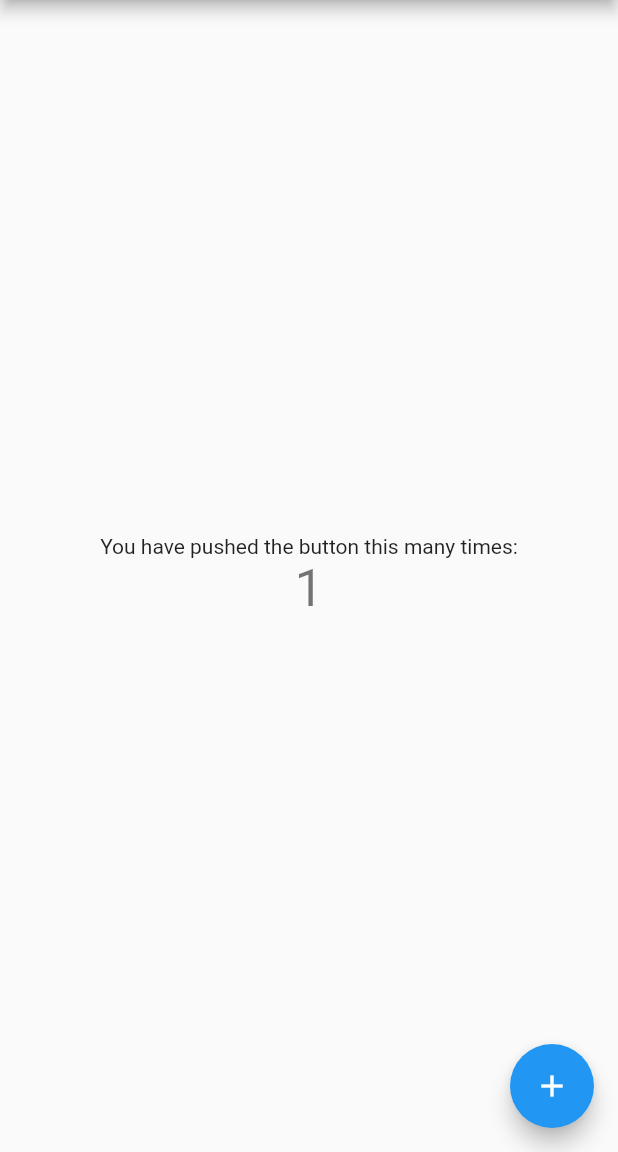
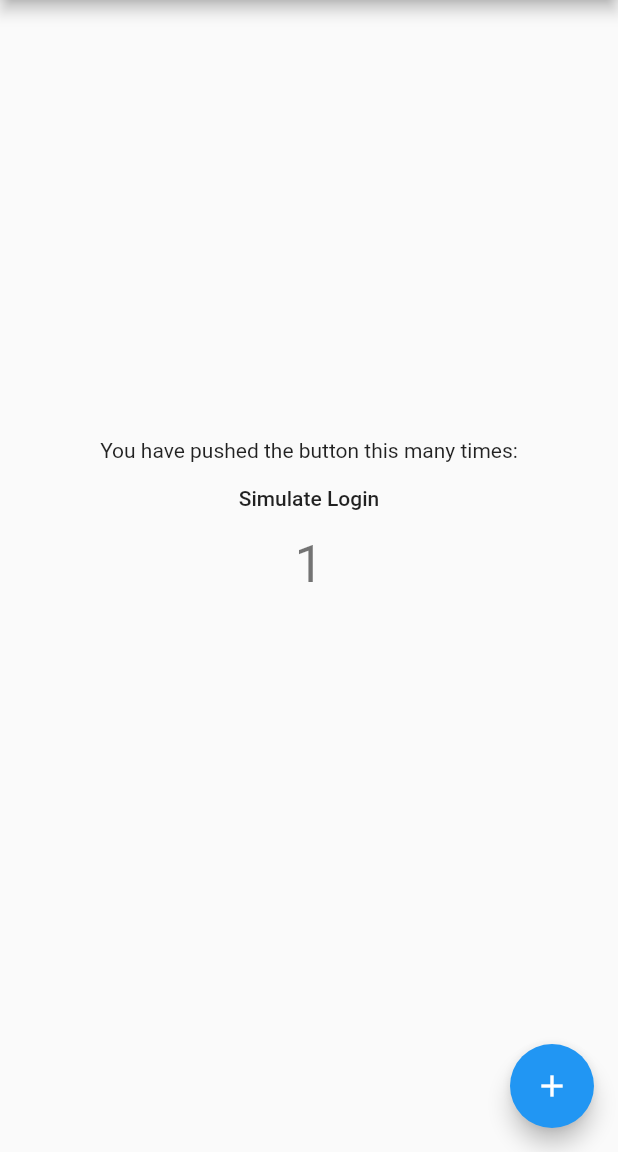
Before and after one commit to Olunuga/flutter_redux, a Flutter app: the screen it shows after launch, after a tap on the "add" icon, on a phone screen of 412 x 824 dp, the part 84-1236 px from its top. Run offline on Flutter 3.47's test engine with Material 2 defaults, Android fonts, the phone set to English and light mode, and no system bars; our stand-ins replace flutter_redux, redux.

Commit message:
Added middleware to handle resource (api, local & storage)

```diff
--- /dev/null
+++ b/lib/Config/networkConfig.dart
@@ -0,0 +1,4 @@
+const String baseUrl = "www.me.com";
+const String loginPath = "/login";
+
+class Config {}
--- a/lib/Redux/AuthenticationRdx/AuthActions.dart
+++ b/lib/Redux/AuthenticationRdx/AuthActions.dart
@@ -1,16 +1,40 @@
 import 'package:flutter_redux_app/Redux/AppRdx.dart';
 import 'package:flutter/foundation.dart';
+import 'package:flutter_redux_app/Resources/Api/Response.dart';
 
 abstract class AuthAction extends AppAction {}
 
+///*********   Login ****************
 class LoginAction extends AuthAction {
   final Map data;
   LoginAction({@required this.data});
 }
 
+class LoginSuccessfulAction extends AuthAction {
+  final Response response;
+  LoginSuccessfulAction({@required this.response});
+}
+
+class LoginFailedAction extends AuthAction {
+  final Response response;
+  LoginFailedAction({@required this.response});
+}
+
+class LoginLoadingAction extends AuthAction {
+  final bool condition;
+  LoginLoadingAction({this.condition});
+}
+//*********  End  ****************//
+
+///********** Logout ****************
 class LogoutAction extends AuthAction {}
 
 class RegisterAction extends AuthAction {
   final Map data;
   RegisterAction({@required this.data});
 }
+//*********  End  ****************//
+
+///********* Register Action ****************
+
+//********* end ****************//
--- /dev/null
+++ b/lib/Redux/AuthenticationRdx/AuthMiddleware.dart
@@ -0,0 +1,38 @@
+import 'dart:async';
+import 'package:flutter/foundation.dart';
+import 'package:flutter_redux_app/Redux/AppRdx.dart';
+import 'package:flutter_redux_app/Redux/AuthenticationRdx/AuthActions.dart';
+import 'package:flutter_redux_app/Resources/Api/AuthApi.dart';
+import 'package:redux/redux.dart';
+
+class AuthMiddleware {
+  Store<AppState> store;
+  AuthAction action;
+  AuthApi authApi;
+  AuthMiddleware({this.store, this.action, @required this.authApi});
+
+  call() {
+    if (action is LoginAction) {
+      print("handling login action");
+
+      store.dispatch(LoginLoadingAction(condition: true));
+      new Timer(new Duration(milliseconds: 2000), () {
+        LoginAction loginAction = action as LoginAction;
+        authApi.login(loginAction.data).then((response) {
+          print("Login passed with success message: ${response.data}");
+          //Todo save login data to appState if temp login/ userDefaults if
+          // always login.
+          store.dispatch(LoginLoadingAction(condition: false));
+          store.dispatch(LoginSuccessfulAction(response: response));
+        }).catchError((error) {
+          print("Login api should fail api ha ha ha! with error: $error");
+          store.dispatch(LoginLoadingAction(condition: false));
+          store.dispatch(LoginFailedAction(response: error));
+        });
+      });
+    }
+    if (action is LogoutAction) {
+      //Clear local data.
+    }
+  }
+}
--- a/lib/Redux/AuthenticationRdx/AuthReducers.dart
+++ b/lib/Redux/AuthenticationRdx/AuthReducers.dart
@@ -3,7 +3,9 @@ import 'package:flutter_redux_app/Redux/AuthenticationRdx/AuthState.dart';
 import 'package:redux/redux.dart';
 
 Reducer<AuthState> authReducer = combineReducers<AuthState>([
-  new TypedReducer<AuthState, LoginAction>(loginReducer),
+  //new TypedReducer<AuthState, LoginAction>(loginReducer), //Todo: this is
+  // being handled by the middleware;
+  new TypedReducer<AuthState, LoginLoadingAction>(loginLoadingReducer),
   new TypedReducer<AuthState, LogoutAction>(logoutReducer),
   new TypedReducer<AuthState, RegisterAction>(registerReducer),
 ]);
@@ -13,6 +15,10 @@ AuthState loginReducer(AuthState appState, LoginAction action) {
   return AuthState.authenticated();
 }
 
+AuthState loginLoadingReducer(AuthState appState, LoginLoadingAction action) {
+  return AuthState.loginLoading(action.condition);
+}
+
 AuthState logoutReducer(AuthState appState, LogoutAction action) {
   return AuthState.initial();
 }
--- a/lib/Redux/AuthenticationRdx/AuthState.dart
+++ b/lib/Redux/AuthenticationRdx/AuthState.dart
@@ -1,6 +1,7 @@
 class AuthState {
   final bool hasError; //todo: create an error class;
   final bool isLoading;
+  final bool loginLoading;
   final bool authenticated;
   final dynamic result; //todo create a result class;
 
@@ -8,10 +9,13 @@ class AuthState {
       {this.hasError = false,
       this.isLoading = false,
       this.authenticated = false,
+      this.loginLoading = false,
       this.result = 0});
 
   factory AuthState.initial() => AuthState(authenticated: false);
   factory AuthState.loading() => AuthState(isLoading: true);
   factory AuthState.error() => AuthState(hasError: true);
   factory AuthState.authenticated() => AuthState(authenticated: true);
+  factory AuthState.loginLoading(bool condition) =>
+      AuthState(loginLoading: condition);
 }
--- /dev/null
+++ b/lib/Redux/ResourceMiddleware.dart
@@ -0,0 +1,33 @@
+import 'dart:async';
+import 'package:async/async.dart';
+import 'package:flutter_redux_app/Redux/AuthenticationRdx/AuthActions.dart';
+import 'package:flutter_redux_app/Redux/AuthenticationRdx/AuthMiddleware.dart';
+import 'package:flutter_redux_app/Redux/MovieRdx/MovieActions.dart';
+import 'package:flutter_redux_app/Resources/Api/ApiManager.dart';
+import 'package:redux/redux.dart';
+import 'package:flutter_redux_app/Redux/AppRdx.dart';
+
+class ResourceMiddleware implements MiddlewareClass<AppState> {
+  ResourceMiddleware({this.apiManager});
+  final ApiManager apiManager;
+
+  CancelableOperation<Store<AppState>> _operation;
+
+  @override
+  void call(Store<AppState> store, action, NextDispatcher next) {
+    // TODO: implement call
+
+    print("Middleware call");
+    if (action is AuthAction) {
+      print("Auth action intercepted call");
+      AuthMiddleware(store: store, action: action, authApi: apiManager.authApi)
+          .call();
+    }
+    if (action is MovieAction) {
+      var movieMiddleware = MovieMiddleware();
+    }
+    next(action);
+  }
+}
+
+class MovieMiddleware {}
--- /dev/null
+++ b/lib/Resources/Api/ApiManager.dart
@@ -0,0 +1,8 @@
+import 'package:flutter_redux_app/Resources/Api/AuthApi.dart';
+import 'package:flutter_redux_app/Resources/Api/MovieApi.dart';
+
+class ApiManager {
+  final AuthApi authApi;
+  final MovieApi movieApi;
+  ApiManager(this.authApi, this.movieApi);
+}
--- /dev/null
+++ b/lib/Resources/Api/AuthApi.dart
@@ -0,0 +1,21 @@
+import 'dart:async';
+
+import 'package:flutter_redux_app/Config/networkConfig.dart';
+import 'package:flutter_redux_app/Resources/Api/Response.dart';
+
+class AuthApi {
+  Future<Response> login(Map data) async {
+    String url = "$baseUrl$loginPath)";
+    print("Login paramter-> $data");
+    print("Login url-> $url");
+
+    //network.call(url,params, callback);
+    print("Calling login api ha ha ha!");
+    Response response = Response(data: {"ErrorMsg": "Network error"}); //await
+    // network
+    // .call(url,
+    // params,
+    // callback);
+    return response;
+  }
+}
--- /dev/null
+++ b/lib/Resources/Api/MovieApi.dart
@@ -0,0 +1 @@
+class MovieApi {}
--- /dev/null
+++ b/lib/Resources/Api/Response.dart
@@ -0,0 +1,4 @@
+class Response {
+  final Map data;
+  Response({this.data});
+}
--- a/lib/main.dart
+++ b/lib/main.dart
@@ -1,6 +1,11 @@
 import 'package:flutter/material.dart';
 import 'package:flutter_redux/flutter_redux.dart';
+import 'package:flutter_redux_app/Redux/AuthenticationRdx/AuthActions.dart';
+import 'package:flutter_redux_app/Redux/ResourceMiddleware.dart';
 import 'package:flutter_redux_app/Redux/CounterRdx/CounterActions.dart';
+import 'package:flutter_redux_app/Resources/Api/ApiManager.dart';
+import 'package:flutter_redux_app/Resources/Api/AuthApi.dart';
+import 'package:flutter_redux_app/Resources/Api/MovieApi.dart';
 import 'package:redux/redux.dart';
 import 'package:flutter_redux_app/Redux/AppRdx.dart';
 
@@ -9,12 +14,15 @@ void main() => runApp(MyApp());
 class MyApp extends StatelessWidget {
   // This widget is the root of your application.
 
-  final Store<AppState> store =
-      new Store(appReducer, initialState: new AppState.initial());
+  final Store<AppState> store = new Store(appReducer,
+      initialState: new AppState.initial(),
+      middleware: [
+        ResourceMiddleware(apiManager: ApiManager(AuthApi(), MovieApi()))
+      ]);
 
   @override
   Widget build(BuildContext context) {
-    return StoreProvider(
+    return StoreProvider<AppState>(
         store: store,
         child: MaterialApp(
           debugShowCheckedModeBanner: false,
@@ -60,6 +68,13 @@ class _MyHomePageState extends State<MyHomePage> {
             Text(
               'You have pushed the button this many times:',
             ),
+            FlatButton(
+              child: Text("Simulate Login"),
+              onPressed: () {
+                widget.store
+                    .dispatch(LoginAction(data: {"username": "mayowa"}));
+              },
+            ),
             StoreConnector<AppState, int>(
               converter: (store) => store.state.counterState.count,
               builder: (context, count) {
@@ -68,7 +83,17 @@ class _MyHomePageState extends State<MyHomePage> {
                   style: Theme.of(context).textTheme.display1,
                 );
               },
-            )
+            ),
+            Container(
+              padding: EdgeInsets.all(20),
+              height: 80,
+              width: 80,
+              child: StoreConnector<AppState, bool>(
+                  converter: (store) => store.state.authState.loginLoading,
+                  builder: (context, status) {
+                    return status ? CircularProgressIndicator() : Container();
+                  }),
+            ),
           ],
         ),
       ),
```
Also changed, not shown: lib/Redux/AppRdx.dart (+3 -8 lines).
